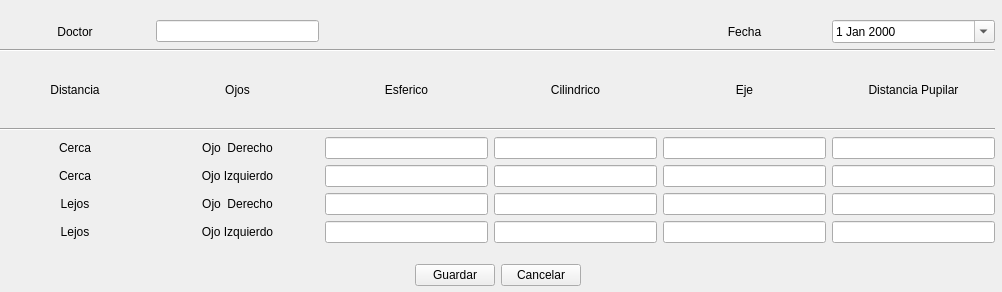
Qt form cliente/ui_historial_clinico.ui (rodety/manager) before a commit.
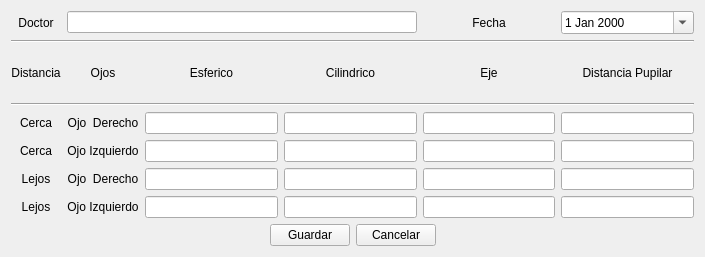
The same form after that commit.

The edit to the form file:
```diff
--- a/cliente/ui_historial_clinico.ui
+++ b/cliente/ui_historial_clinico.ui
@@ -6,40 +6,17 @@
    <rect>
     <x>0</x>
     <y>0</y>
-    <width>1002</width>
-    <height>292</height>
+    <width>705</width>
+    <height>257</height>
    </rect>
   </property>
   <property name="windowTitle">
    <string>Form</string>
   </property>
-  <widget class="QWidget" name="layoutWidget">
-   <property name="geometry">
-    <rect>
-     <x>0</x>
-     <y>0</y>
-     <width>995</width>
-     <height>286</height>
-    </rect>
-   </property>
+  <layout class="QGridLayout" name="gridLayout">
+   <item row="0" column="0">
    <layout class="QGridLayout" name="gridLayout_3">
     <item row="1" column="0">
-     <spacer name="verticalSpacer_2">
-      <property name="orientation">
-       <enum>Qt::Vertical</enum>
-      </property>
-      <property name="sizeType">
-       <enum>QSizePolicy::Fixed</enum>
-      </property>
-      <property name="sizeHint" stdset="0">
-       <size>
-        <width>20</width>
-        <height>15</height>
-       </size>
-      </property>
-     </spacer>
-    </item>
-    <item row="2" column="0">
      <layout class="QGridLayout" name="gridLayout_6">
       <item row="0" column="0">
        <spacer name="horizontalSpacer_3">
@@ -91,24 +68,52 @@
     </item>
     <item row="0" column="0">
      <layout class="QGridLayout" name="gridLayout_5">
-      <item row="4" column="0" colspan="6">
-       <widget class="Line" name="line_5">
+       <item row="2" column="1">
+        <widget class="QLabel" name="label_20">
+         <property name="text">
+          <string>Ojos</string>
+         </property>
+         <property name="alignment">
+          <set>Qt::AlignCenter</set>
+         </property>
+        </widget>
+       </item>
+       <item row="6" column="3">
+        <widget class="QLineEdit" name="lineEdit_cci">
+         <property name="alignment">
+          <set>Qt::AlignCenter</set>
+         </property>
+        </widget>
+       </item>
+       <item row="6" column="5">
+        <widget class="QLineEdit" name="lineEdit_dci">
+         <property name="alignment">
+          <set>Qt::AlignCenter</set>
+         </property>
+        </widget>
+       </item>
+       <item row="6" column="2">
+        <widget class="QLineEdit" name="lineEdit_eci">
+         <property name="alignment">
+          <set>Qt::AlignCenter</set>
+         </property>
+        </widget>
+       </item>
+       <item row="1" column="0" colspan="6">
+        <widget class="Line" name="line_4">
         <property name="orientation">
          <enum>Qt::Horizontal</enum>
         </property>
        </widget>
       </item>
-      <item row="8" column="1">
-       <widget class="QLabel" name="label_40">
-        <property name="text">
-         <string>Ojo  Derecho</string>
-        </property>
+       <item row="7" column="4">
+        <widget class="QLineEdit" name="lineEdit_ejld">
         <property name="alignment">
          <set>Qt::AlignCenter</set>
         </property>
        </widget>
       </item>
-      <item row="3" column="4">
+       <item row="2" column="4">
        <widget class="QLabel" name="label_4">
         <property name="text">
          <string>Eje</string>
@@ -118,17 +123,35 @@
         </property>
        </widget>
       </item>
-      <item row="7" column="0">
-       <widget class="QLabel" name="label_35">
-        <property name="text">
-         <string>Cerca</string>
-        </property>
+       <item row="5" column="3">
+        <widget class="QLineEdit" name="lineEdit_ccd">
+         <property name="alignment">
+          <set>Qt::AlignCenter</set>
+         </property>
+        </widget>
+       </item>
+       <item row="5" column="2">
+        <widget class="QLineEdit" name="lineEdit_ecd">
         <property name="alignment">
          <set>Qt::AlignCenter</set>
         </property>
        </widget>
       </item>
-      <item row="3" column="2">
+       <item row="8" column="3">
+        <widget class="QLineEdit" name="lineEdit_cli">
+         <property name="alignment">
+          <set>Qt::AlignCenter</set>
+         </property>
+        </widget>
+       </item>
+       <item row="8" column="2">
+        <widget class="QLineEdit" name="lineEdit_eli">
+         <property name="alignment">
+          <set>Qt::AlignCenter</set>
+         </property>
+        </widget>
+       </item>
+       <item row="2" column="2">
        <widget class="QLabel" name="label_32">
         <property name="text">
          <string>Esferico</string>
@@ -138,81 +161,7 @@
         </property>
        </widget>
       </item>
-      <item row="7" column="1">
-       <widget class="QLabel" name="label_39">
-        <property name="text">
-         <string>Ojo Izquierdo</string>
-        </property>
-        <property name="alignment">
-         <set>Qt::AlignCenter</set>
-        </property>
-       </widget>
-      </item>
-      <item row="8" column="0">
-       <widget class="QLabel" name="label_36">
-        <property name="text">
-         <string>Lejos</string>
-        </property>
-        <property name="alignment">
-         <set>Qt::AlignCenter</set>
-        </property>
-       </widget>
-      </item>
-      <item row="0" column="4">
-       <spacer name="horizontalSpacer_13">
-        <property name="orientation">
-         <enum>Qt::Horizontal</enum>
-        </property>
-        <property name="sizeType">
-         <enum>QSizePolicy::Fixed</enum>
-        </property>
-        <property name="sizeHint" stdset="0">
-         <size>
-          <width>150</width>
-          <height>13</height>
-         </size>
-        </property>
-       </spacer>
-      </item>
-      <item row="6" column="3">
-       <widget class="QLineEdit" name="lineEdit_ccd">
-        <property name="alignment">
-         <set>Qt::AlignCenter</set>
-        </property>
-       </widget>
-      </item>
-      <item row="3" column="0">
-       <widget class="QLabel" name="label_33">
-        <property name="text">
-         <string>Distancia</string>
-        </property>
-        <property name="alignment">
-         <set>Qt::AlignCenter</set>
-        </property>
-       </widget>
-      </item>
-      <item row="9" column="5">
-       <widget class="QLineEdit" name="lineEdit_dli">
-        <property name="alignment">
-         <set>Qt::AlignCenter</set>
-        </property>
-       </widget>
-      </item>
-      <item row="7" column="4">
-       <widget class="QLineEdit" name="lineEdit_ejci">
-        <property name="alignment">
-         <set>Qt::AlignCenter</set>
-        </property>
-       </widget>
-      </item>
-      <item row="6" column="5">
-       <widget class="QLineEdit" name="lineEdit_dcd">
-        <property name="alignment">
-         <set>Qt::AlignCenter</set>
-        </property>
-       </widget>
-      </item>
-      <item row="3" column="3">
+       <item row="2" column="3">
        <widget class="QLabel" name="label_3">
         <property name="text">
          <string>Cilindrico</string>
@@ -222,122 +171,102 @@
         </property>
        </widget>
       </item>
-      <item row="8" column="3">
-       <widget class="QLineEdit" name="lineEdit_cld">
+       <item row="5" column="5">
+        <widget class="QLineEdit" name="lineEdit_dcd">
         <property name="alignment">
          <set>Qt::AlignCenter</set>
         </property>
        </widget>
       </item>
-      <item row="0" column="0">
-       <spacer name="horizontalSpacer_5">
-        <property name="orientation">
-         <enum>Qt::Horizontal</enum>
-        </property>
-        <property name="sizeType">
-         <enum>QSizePolicy::Fixed</enum>
-        </property>
-        <property name="sizeHint" stdset="0">
-         <size>
-          <width>150</width>
-          <height>13</height>
-         </size>
-        </property>
-       </spacer>
-      </item>
-      <item row="3" column="1">
-       <widget class="QLabel" name="label_20">
-        <property name="text">
-         <string>Ojos</string>
-        </property>
+       <item row="8" column="5">
+        <widget class="QLineEdit" name="lineEdit_dli">
         <property name="alignment">
          <set>Qt::AlignCenter</set>
         </property>
        </widget>
       </item>
-      <item row="7" column="3">
-       <widget class="QLineEdit" name="lineEdit_cci">
-        <property name="alignment">
-         <set>Qt::AlignCenter</set>
-        </property>
-       </widget>
-      </item>
-      <item row="9" column="4">
-       <widget class="QLineEdit" name="lineEdit_ejli">
+       <item row="7" column="0">
+        <widget class="QLabel" name="label_36">
+         <property name="text">
+          <string>Lejos</string>
+         </property>
         <property name="alignment">
          <set>Qt::AlignCenter</set>
         </property>
        </widget>
       </item>
-      <item row="3" column="5">
-       <widget class="QLabel" name="label_5">
+       <item row="8" column="0">
+        <widget class="QLabel" name="label_37">
         <property name="text">
-         <string>Distancia Pupilar</string>
+          <string>Lejos</string>
         </property>
         <property name="alignment">
          <set>Qt::AlignCenter</set>
         </property>
        </widget>
       </item>
-      <item row="0" column="1">
-       <spacer name="horizontalSpacer_9">
-        <property name="orientation">
-         <enum>Qt::Horizontal</enum>
-        </property>
-        <property name="sizeType">
-         <enum>QSizePolicy::Fixed</enum>
-        </property>
-        <property name="sizeHint" stdset="0">
-         <size>
-          <width>150</width>
-          <height>13</height>
-         </size>
-        </property>
-       </spacer>
-      </item>
-      <item row="2" column="0" colspan="6">
-       <widget class="Line" name="line_4">
-        <property name="orientation">
-         <enum>Qt::Horizontal</enum>
+       <item row="5" column="1">
+        <widget class="QLabel" name="label_38">
+         <property name="text">
+          <string>Ojo  Derecho</string>
+         </property>
+         <property name="alignment">
+          <set>Qt::AlignCenter</set>
         </property>
        </widget>
       </item>
       <item row="8" column="4">
-       <widget class="QLineEdit" name="lineEdit_ejld">
-        <property name="alignment">
-         <set>Qt::AlignCenter</set>
-        </property>
-       </widget>
-      </item>
-      <item row="7" column="5">
-       <widget class="QLineEdit" name="lineEdit_dci">
-        <property name="alignment">
-         <set>Qt::AlignCenter</set>
-        </property>
-       </widget>
-      </item>
-      <item row="7" column="2">
-       <widget class="QLineEdit" name="lineEdit_eci">
+        <widget class="QLineEdit" name="lineEdit_ejli">
         <property name="alignment">
          <set>Qt::AlignCenter</set>
         </property>
        </widget>
       </item>
       <item row="6" column="4">
-       <widget class="QLineEdit" name="lineEdit_ejcd">
+        <widget class="QLineEdit" name="lineEdit_ejci">
         <property name="alignment">
          <set>Qt::AlignCenter</set>
         </property>
        </widget>
       </item>
-      <item row="8" column="5">
+       <item row="2" column="0">
+        <widget class="QLabel" name="label_33">
+         <property name="text">
+          <string>Distancia</string>
+         </property>
+         <property name="alignment">
+          <set>Qt::AlignCenter</set>
+         </property>
+        </widget>
+       </item>
+       <item row="7" column="1">
+        <widget class="QLabel" name="label_40">
+         <property name="text">
+          <string>Ojo  Derecho</string>
+         </property>
+         <property name="alignment">
+          <set>Qt::AlignCenter</set>
+         </property>
+        </widget>
+       </item>
+       <item row="0" column="0">
+        <widget class="QLabel" name="label_42">
+         <property name="text">
+          <string>Doctor</string>
+         </property>
+         <property name="alignment">
+          <set>Qt::AlignCenter</set>
+         </property>
+        </widget>
+       </item>
+       <item row="7" column="5">
        <widget class="QLineEdit" name="lineEdit_dld">
         <property name="alignment">
          <set>Qt::AlignCenter</set>
         </property>
        </widget>
       </item>
-      <item row="9" column="1">
+       <item row="8" column="1">
        <widget class="QLabel" name="label_41">
         <property name="text">
          <string>Ojo Izquierdo</string>
@@ -347,84 +276,31 @@
         </property>
        </widget>
       </item>
-      <item row="9" column="3">
-       <widget class="QLineEdit" name="lineEdit_cli">
-        <property name="alignment">
-         <set>Qt::AlignCenter</set>
-        </property>
-       </widget>
-      </item>
-      <item row="9" column="2">
-       <widget class="QLineEdit" name="lineEdit_eli">
-        <property name="alignment">
-         <set>Qt::AlignCenter</set>
-        </property>
-       </widget>
-      </item>
-      <item row="0" column="3">
-       <spacer name="horizontalSpacer_14">
-        <property name="orientation">
-         <enum>Qt::Horizontal</enum>
-        </property>
-        <property name="sizeType">
-         <enum>QSizePolicy::Fixed</enum>
-        </property>
-        <property name="sizeHint" stdset="0">
-         <size>
-          <width>150</width>
-          <height>13</height>
-         </size>
-        </property>
-       </spacer>
-      </item>
-      <item row="6" column="2">
-       <widget class="QLineEdit" name="lineEdit_ecd">
-        <property name="alignment">
-         <set>Qt::AlignCenter</set>
-        </property>
-       </widget>
-      </item>
       <item row="6" column="1">
-       <widget class="QLabel" name="label_38">
+        <widget class="QLabel" name="label_39">
         <property name="text">
-         <string>Ojo  Derecho</string>
+          <string>Ojo Izquierdo</string>
         </property>
         <property name="alignment">
          <set>Qt::AlignCenter</set>
         </property>
        </widget>
       </item>
-      <item row="9" column="0">
-       <widget class="QLabel" name="label_37">
-        <property name="text">
-         <string>Lejos</string>
-        </property>
+       <item row="5" column="4">
+        <widget class="QLineEdit" name="lineEdit_ejcd">
         <property name="alignment">
          <set>Qt::AlignCenter</set>
         </property>
        </widget>
       </item>
-      <item row="0" column="2">
-       <spacer name="horizontalSpacer_10">
-        <property name="orientation">
-         <enum>Qt::Horizontal</enum>
-        </property>
-        <property name="sizeHint" stdset="0">
-         <size>
-          <width>40</width>
-          <height>20</height>
-         </size>
-        </property>
-       </spacer>
-      </item>
-      <item row="8" column="2">
+       <item row="7" column="2">
        <widget class="QLineEdit" name="lineEdit_eld">
         <property name="alignment">
          <set>Qt::AlignCenter</set>
         </property>
        </widget>
       </item>
-      <item row="6" column="0">
+       <item row="5" column="0">
        <widget class="QLabel" name="label_34">
         <property name="text">
          <string>Cerca</string>
@@ -434,43 +310,41 @@
         </property>
        </widget>
       </item>
+       <item row="3" column="0" colspan="6">
+        <widget class="Line" name="line_5">
+         <property name="orientation">
+          <enum>Qt::Horizontal</enum>
+         </property>
+        </widget>
+       </item>
+       <item row="6" column="0">
+        <widget class="QLabel" name="label_35">
+         <property name="text">
+          <string>Cerca</string>
+         </property>
+         <property name="alignment">
+          <set>Qt::AlignCenter</set>
+         </property>
+        </widget>
+       </item>
+       <item row="2" column="5">
+        <widget class="QLabel" name="label_5">
+         <property name="text">
+          <string>Distancia Pupilar</string>
+         </property>
+         <property name="alignment">
+          <set>Qt::AlignCenter</set>
+         </property>
+        </widget>
+       </item>
+       <item row="7" column="3">
+        <widget class="QLineEdit" name="lineEdit_cld">
+         <property name="alignment">
+          <set>Qt::AlignCenter</set>
+         </property>
+        </widget>
+       </item>
       <item row="0" column="5">
-       <spacer name="horizontalSpacer_15">
-        <property name="orientation">
-         <enum>Qt::Horizontal</enum>
-        </property>
-        <property name="sizeHint" stdset="0">
-         <size>
-          <width>40</width>
-          <height>20</height>
-         </size>
-        </property>
-       </spacer>
-      </item>
-      <item row="1" column="0">
-       <widget class="QLabel" name="label_42">
-        <property name="text">
-         <string>Doctor</string>
-        </property>
-        <property name="alignment">
-         <set>Qt::AlignCenter</set>
-        </property>
-       </widget>
-      </item>
-      <item row="1" column="1">
-       <widget class="QLineEdit" name="lineEdit_doctor"/>
-      </item>
-      <item row="1" column="4">
-       <widget class="QLabel" name="label_43">
-        <property name="text">
-         <string>Fecha</string>
-        </property>
-        <property name="alignment">
-         <set>Qt::AlignCenter</set>
-        </property>
-       </widget>
-      </item>
-      <item row="1" column="5">
        <widget class="QDateEdit" name="dateEdit_fecha">
         <property name="maximumDateTime">
          <datetime>
@@ -487,10 +361,24 @@
         </property>
        </widget>
       </item>
-     </layout>
-    </item>
-   </layout>
-  </widget>
+       <item row="0" column="4">
+        <widget class="QLabel" name="label_43">
+         <property name="text">
+          <string>Fecha</string>
+         </property>
+         <property name="alignment">
+          <set>Qt::AlignCenter</set>
+         </property>
+        </widget>
+       </item>
+       <item row="0" column="1" colspan="3">
+        <widget class="QLineEdit" name="lineEdit_doctor"/>
+       </item>
+      </layout>
+     </item>
+    </layout>
+   </item>
+  </layout>
  </widget>
  <tabstops>
   <tabstop>lineEdit_doctor</tabstop>
```
Lines whose indentation alone changed are shown as unchanged.
